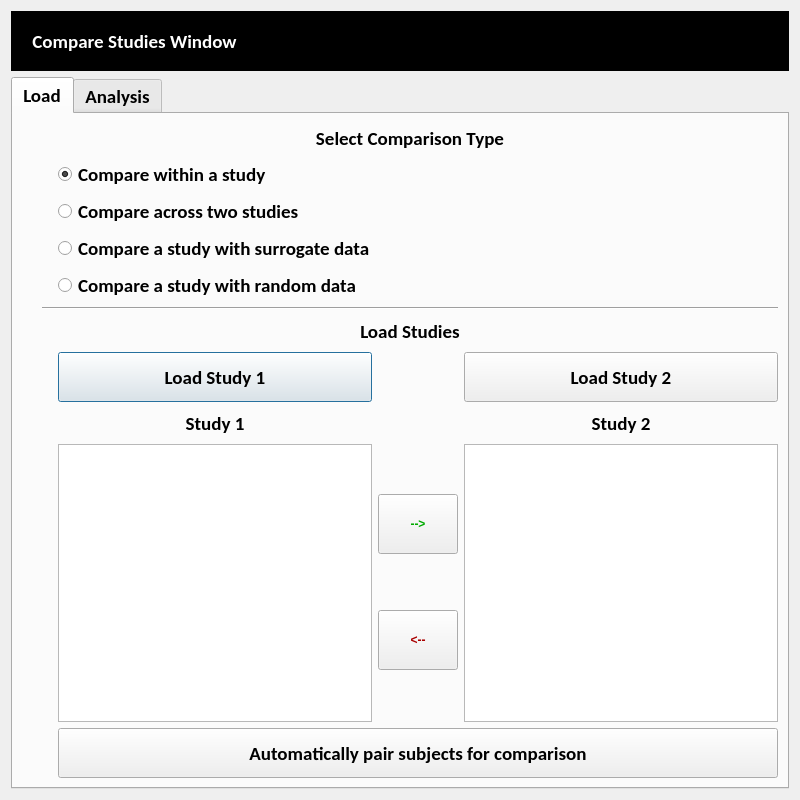
Qt form EEG_COMET/ui/CompareStudiesWindow.ui (eeg-comet/eeg-comet) before a commit.
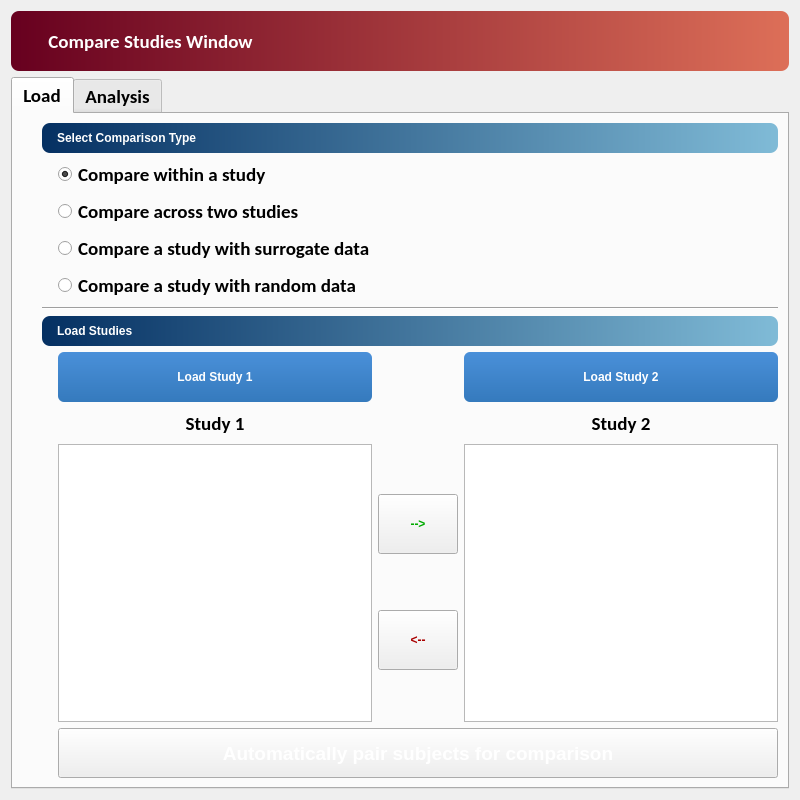
The same form after that commit.

Diff of the .ui file:
```diff
--- a/EEG_COMET/ui/CompareStudiesWindow.ui
+++ b/EEG_COMET/ui/CompareStudiesWindow.ui
@@ -55,8 +55,7 @@
       </font>
      </property>
      <property name="styleSheet">
-      <string notr="true">color: rgb(255, 255, 255);
-background-color: rgb(0, 0, 0);</string>
+      <string notr="true">color: white; background: qlineargradient(x1:0, y1:0, x2:1, y2:0, stop:0 #67001F, stop:1 #DD6F58); border-radius: 8px; padding-left: 12px;</string>
      </property>
      <property name="text">
       <string>     Compare Studies Window</string>
@@ -132,6 +131,26 @@
            <property name="cursor">
             <cursorShape>PointingHandCursor</cursorShape>
            </property>
+           <property name="styleSheet">
+            <string notr="true">QPushButton {
+    background-color: qlineargradient(x1:0, y1:0, x2:0, y2:1, stop:0 #4a90d9, stop:1 #357abd);
+    color: white;
+    border: none;
+    border-radius: 6px;
+    padding: 8px 16px;
+    font-weight: bold;
+}
+QPushButton:hover {
+    background-color: qlineargradient(x1:0, y1:0, x2:0, y2:1, stop:0 #5a9fe9, stop:1 #4589cd);
+}
+QPushButton:pressed {
+    background-color: #2a5a8d;
+}
+QPushButton:disabled {
+    background-color: #bdc3c7;
+    color: #7f8c8d;
+}</string>
+           </property>
            <property name="text">
             <string>Load Study 1</string>
            </property>
@@ -198,6 +217,26 @@
            <property name="cursor">
             <cursorShape>PointingHandCursor</cursorShape>
            </property>
+           <property name="styleSheet">
+            <string notr="true">QPushButton {
+    background-color: qlineargradient(x1:0, y1:0, x2:0, y2:1, stop:0 #4a90d9, stop:1 #357abd);
+    color: white;
+    border: none;
+    border-radius: 6px;
+    padding: 8px 16px;
+    font-weight: bold;
+}
+QPushButton:hover {
+    background-color: qlineargradient(x1:0, y1:0, x2:0, y2:1, stop:0 #5a9fe9, stop:1 #4589cd);
+}
+QPushButton:pressed {
+    background-color: #2a5a8d;
+}
+QPushButton:disabled {
+    background-color: #bdc3c7;
+    color: #7f8c8d;
+}</string>
+           </property>
            <property name="text">
             <string>Load Study 2</string>
            </property>
@@ -324,6 +363,31 @@
            <property name="cursor">
             <cursorShape>PointingHandCursor</cursorShape>
            </property>
+           <property name="styleSheet">
+            <string notr="true">QPushButton {
+    background: qlineargradient(x1:0, y1:0, x2:1, y2:0,
+        stop:0 #4ade80,
+        stop:0.5 #177226,
+        stop:1 #4ade80);
+    color: white;
+    font-size: 14pt;
+}
+
+QPushButton:hover {
+    background: qlineargradient(x1:0, y1:0, x2:1, y2:0,
+        stop:0 #177226,
+        stop:0.5 #4ade80,
+        stop:1 #177226);
+    color: white;
+    font-size: 16pt;
+}
+
+QPushButton:disabled {
+    background: #bdc3c7;
+    color: #7f8c8d;
+    font-size: 14pt;
+}</string>
+           </property>
            <property name="text">
             <string>Automatically pair subjects for comparison</string>
            </property>
@@ -355,11 +419,14 @@
              <bold>true</bold>
             </font>
            </property>
+           <property name="styleSheet">
+            <string notr="true">color: white; background: qlineargradient(x1:0, y1:0, x2:1, y2:0, stop:0 #053062, stop:1 #80BBD7); border-radius: 8px; padding-left: 12px;</string>
+           </property>
            <property name="text">
             <string>Load Studies</string>
            </property>
            <property name="alignment">
-            <set>Qt::AlignCenter</set>
+            <set>Qt::AlignLeading|Qt::AlignLeft|Qt::AlignVCenter</set>
            </property>
           </widget>
          </item>
@@ -490,11 +557,14 @@
              <bold>true</bold>
             </font>
            </property>
+           <property name="styleSheet">
+            <string notr="true">color: white; background: qlineargradient(x1:0, y1:0, x2:1, y2:0, stop:0 #053062, stop:1 #80BBD7); border-radius: 8px; padding-left: 12px;</string>
+           </property>
            <property name="text">
             <string>Select Comparison Type</string>
            </property>
            <property name="alignment">
-            <set>Qt::AlignCenter</set>
+            <set>Qt::AlignLeading|Qt::AlignLeft|Qt::AlignVCenter</set>
            </property>
           </widget>
          </item>
```
Left out of the diff: 52 changed lines with no effect on the pictures.
